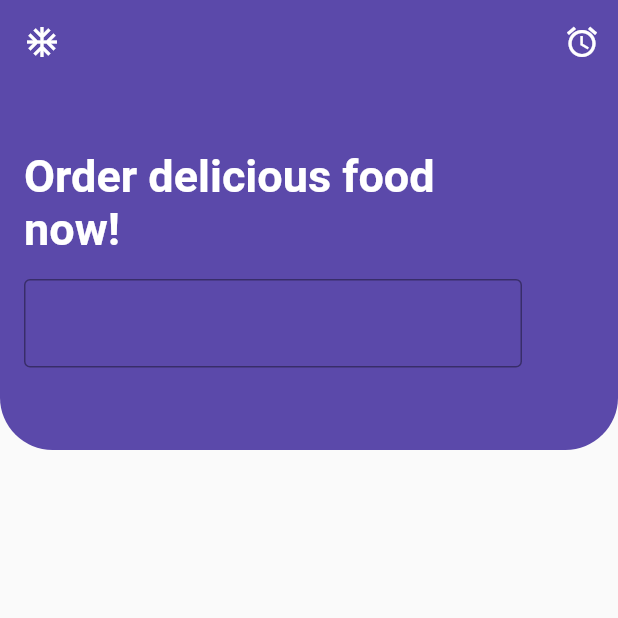
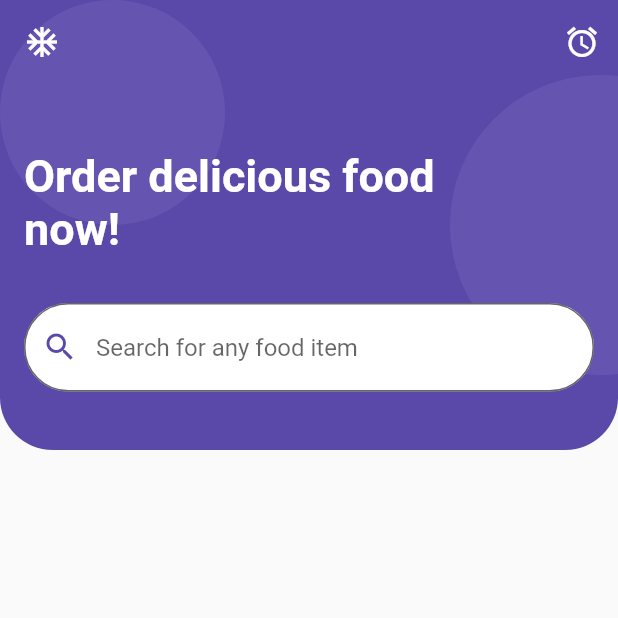
Before and after one commit to praveenVnktsh/foodorderingapp, a Flutter app: the screen it shows after launch, on a phone screen of 412 x 824 dp, the top half of it. Run offline on Flutter 3.47's test engine with Material 2 defaults, Android fonts, the phone set to English and light mode, and no system bars.

Commit message:
Updated with better UI

```diff
--- a/lib/main.dart
+++ b/lib/main.dart
@@ -27,6 +27,7 @@ class MyHomePage extends StatefulWidget {
 }
 
 class _MyHomePageState extends State<MyHomePage> {
+  Color mainColor = Color(0xFF5b49aa);
   @override
   Widget build(BuildContext context) {
     return Scaffold(
@@ -46,33 +47,80 @@ class _MyHomePageState extends State<MyHomePage> {
       body: Container(
           height: 300,
           width: 600, // change it to fit the width of the mobile correctly.
-          decoration: const BoxDecoration(
-              color: Color(0xFF5b49aa),
-              borderRadius: BorderRadius.only(
+          decoration: BoxDecoration(
+              color: mainColor,
+              borderRadius: const BorderRadius.only(
                   bottomLeft: Radius.circular(35),
                   bottomRight: Radius.circular(35))),
-          child: Padding(
-            padding: EdgeInsets.fromLTRB(16.0, 100, 64, 0),
+          child: Stack(
+            children: [
+              Container(
+                decoration: BoxDecoration(
+                    color: Color(0xFF6958b2).withAlpha(200),
+                    borderRadius: const BorderRadius.all(
+                      Radius.circular(150),
+                    )),
+                height: 150,
+                width: 150,
+              ),
+              Positioned(
+                left: 300,
+                bottom: 50,
+                child: Container(
+                  decoration: BoxDecoration(
+                      color: Color(0xFF6958b2).withAlpha(200),
+                      borderRadius: const BorderRadius.all(
+                        Radius.circular(150),
+                      )),
+                  height: 200,
+                  width: 200,
+                ),
+              ),
+              Padding(
+                padding: EdgeInsets.fromLTRB(16.0, 100, 16, 0),
                 child: Column(
+                  mainAxisAlignment: MainAxisAlignment.start,
+                  crossAxisAlignment: CrossAxisAlignment.center,
                   children: [
-                Text(
+                    Align(
+                      alignment: Alignment.bottomLeft,
+                      child: Container(
+                        width: 300,
+                        child: Text(
                           "Order delicious food now!",
                           style: TextStyle(
                               color: Colors.white,
                               fontSize: 30,
                               fontWeight: FontWeight.bold),
                         ),
+                      ),
+                    ),
                     SizedBox(
-                  height: 16,
+                      height: 32,
                     ),
-                Align(
-                  alignment: Alignment.topRight,
-                  child: TextField(
-                      decoration:
-                          InputDecoration(border: OutlineInputBorder())),
+                    TextField(
+                        decoration: InputDecoration(
+                            hintText: "Search for any food item",
+                            fillColor: Colors.white,
+                            filled: true,
+                            prefixIcon: Icon(
+                              Icons.search,
+                              color: mainColor,
+                            ),
+                            focusedBorder: OutlineInputBorder(
+                                borderSide:
+                                    BorderSide(color: Colors.white, width: 0.0),
+                                borderRadius:
+                                    BorderRadius.all(Radius.circular((30)))),
+                            border: OutlineInputBorder(
+                                borderSide:
+                                    BorderSide(color: Colors.white, width: 0.0),
+                                borderRadius:
+                                    BorderRadius.all(Radius.circular((30)))))),
+                  ],
+                ),
               ),
             ],
-            ),
           )),
     );
   }
```
Lines whose indentation alone changed are shown as unchanged.
